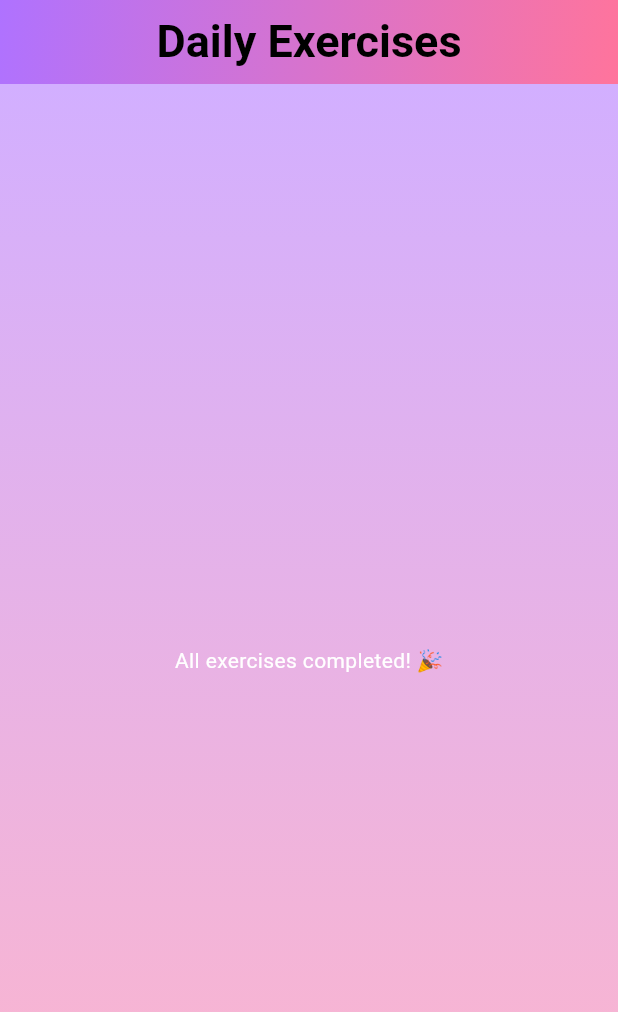
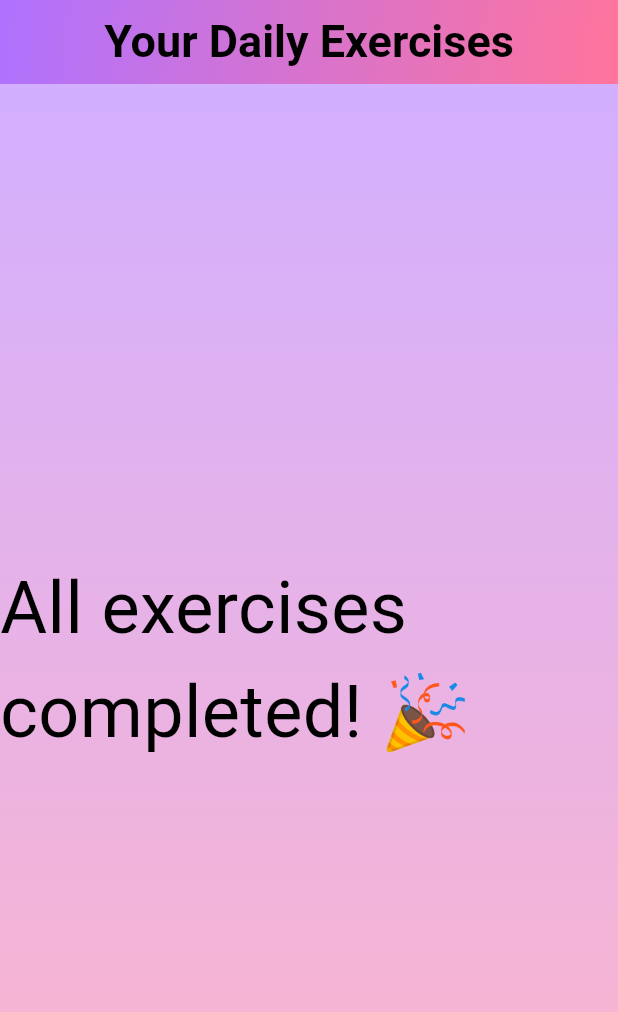
Before and after one commit to gelNye/GDSC2025, a Flutter app: the DailyExercises screen opened directly with empty values, on a phone screen of 412 x 824 dp. Shown: the top 1012 px of the screen. Run offline on Flutter 3.47's test engine with Material 3 defaults, Android fonts, the phone set to English and light mode, and no system bars; our stand-ins replace flutter_markdown, go_router.

```diff
--- a/lib/screens/daily_exercises.dart
+++ b/lib/screens/daily_exercises.dart
@@ -29,7 +29,7 @@ class _DailyExercisesState extends State<DailyExercises> {
     return Scaffold(
       appBar: AppBar(
         title: Text(
-          'Daily Exercises',
+          'Your Daily Exercises',
           style: TextStyle(
             fontSize: 30, // Increase this value to make the text bigger
             fontWeight: FontWeight.bold, // Optional: Makes text bold
@@ -57,7 +57,14 @@ class _DailyExercisesState extends State<DailyExercises> {
           ),
         ),
         child: _remainingExercises.isEmpty
-            ? Center(child: Text('All exercises completed! 🎉', style: TextStyle(color: Colors.white)))
+            ? Center(child: Text(
+                'All exercises completed! 🎉',
+                style:
+                  TextStyle(
+                    color: Colors.black,
+                    fontSize: 48)
+                )
+              )
             : ListView.builder(
                 padding: EdgeInsets.all(16),
                 itemCount: _remainingExercises.length,
```
Also changed, not shown: lib/screens/progress_calander_page.dart (+11 -4 lines).
